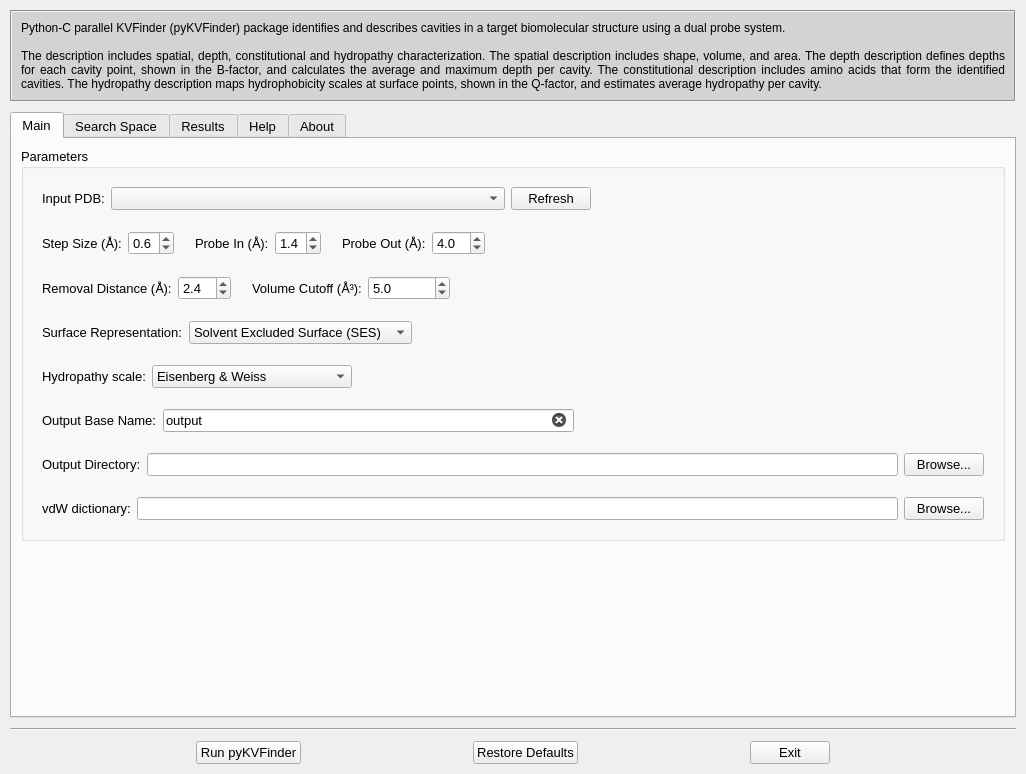
Qt form plugins/pymol/PyMOL-pyKVFinder-Tools.ui (LBC-LNBio/pyKVFinder) before a commit.
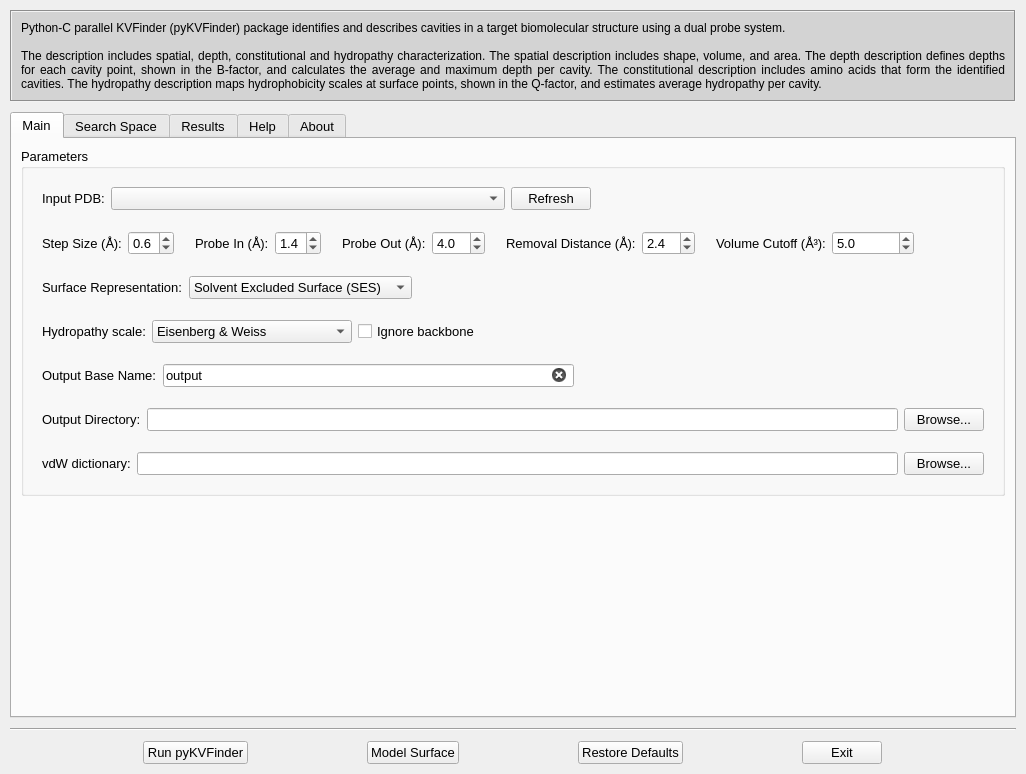
The same form after that commit. Icons and pictures are not drawn.

Commit message: Add vdw to surface, add button for modelling surface, and add ignore backbone checkbutton

```diff
--- a/plugins/pymol/PyMOL-pyKVFinder-Tools.ui
+++ b/plugins/pymol/PyMOL-pyKVFinder-Tools.ui
@@ -124,6 +124,31 @@
         <property name="text">
          <string notr="true">Run pyKVFinder</string>
         </property>
+        <property name="autoDefault">
+         <bool>false</bool>
+        </property>
+        <property name="default">
+         <bool>false</bool>
+        </property>
+       </widget>
+      </item>
+      <item>
+       <widget class="QPushButton" name="button_surface">
+        <property name="sizePolicy">
+         <sizepolicy hsizetype="Fixed" vsizetype="Fixed">
+          <horstretch>0</horstretch>
+          <verstretch>0</verstretch>
+         </sizepolicy>
+        </property>
+        <property name="text">
+         <string>Model Surface</string>
+        </property>
+        <property name="default">
+         <bool>false</bool>
+        </property>
+        <property name="flat">
+         <bool>false</bool>
+        </property>
        </widget>
       </item>
       <item>
@@ -502,23 +527,6 @@
               </widget>
              </item>
              <item>
-              <spacer name="hspacer3_2">
-               <property name="orientation">
-                <enum>Qt::Horizontal</enum>
-               </property>
-               <property name="sizeHint" stdset="0">
-                <size>
-                 <width>40</width>
-                 <height>20</height>
-                </size>
-               </property>
-              </spacer>
-             </item>
-            </layout>
-           </item>
-           <item>
-            <layout class="QHBoxLayout" name="hframe4_2">
-             <item>
               <widget class="QFrame" name="removal_distance_frame">
                <layout class="QHBoxLayout" name="horizontalLayout_16">
                 <property name="sizeConstraint">
@@ -664,7 +672,7 @@
               </widget>
              </item>
              <item>
-              <spacer name="hspacer3">
+              <spacer name="hspacer3_2">
                <property name="orientation">
                 <enum>Qt::Horizontal</enum>
                </property>
@@ -719,6 +727,14 @@
                 </item>
                 <item>
                  <widget class="QComboBox" name="surface">
+                  <property name="currentIndex">
+                   <number>1</number>
+                  </property>
+                  <item>
+                   <property name="text">
+                    <string>van der Waals (vdW)</string>
+                   </property>
+                  </item>
                   <item>
                    <property name="text">
                     <string>Solvent Excluded Surface (SES)</string>
@@ -834,6 +850,13 @@
                 </item>
                </widget>
               </item>
+              <item>
+               <widget class="QCheckBox" name="checkBox">
+                <property name="text">
+                 <string>Ignore backbone</string>
+                </property>
+               </widget>
+              </item>
               <item>
                <spacer name="horizontalSpacer_4">
                 <property name="orientation">
```
